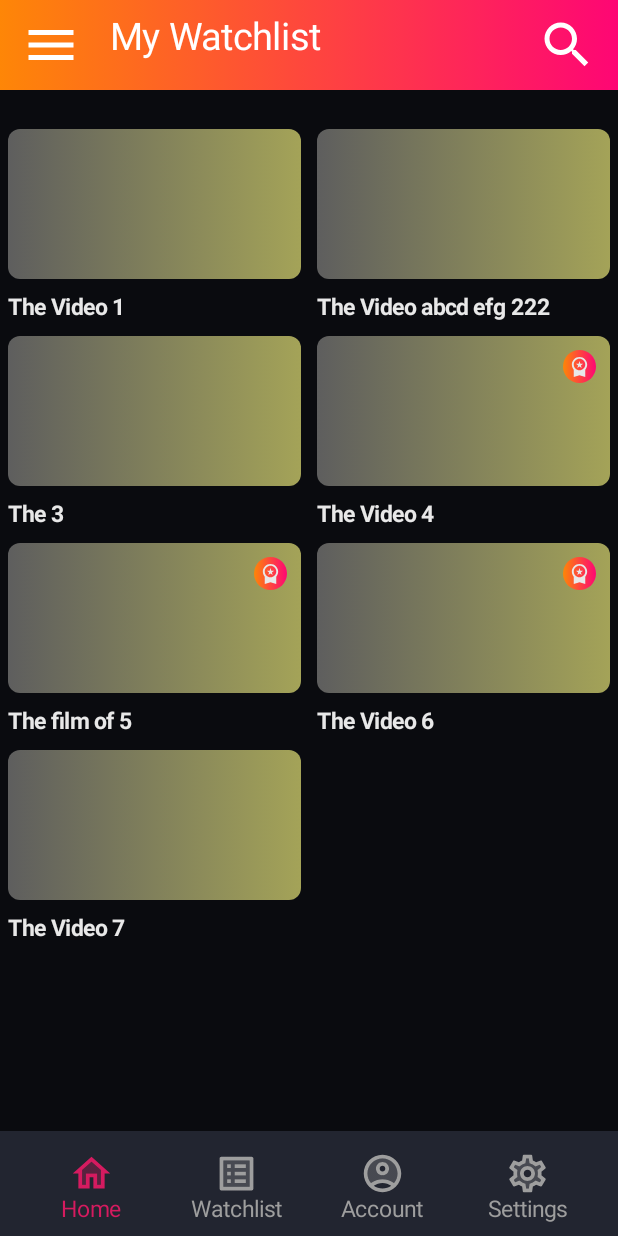
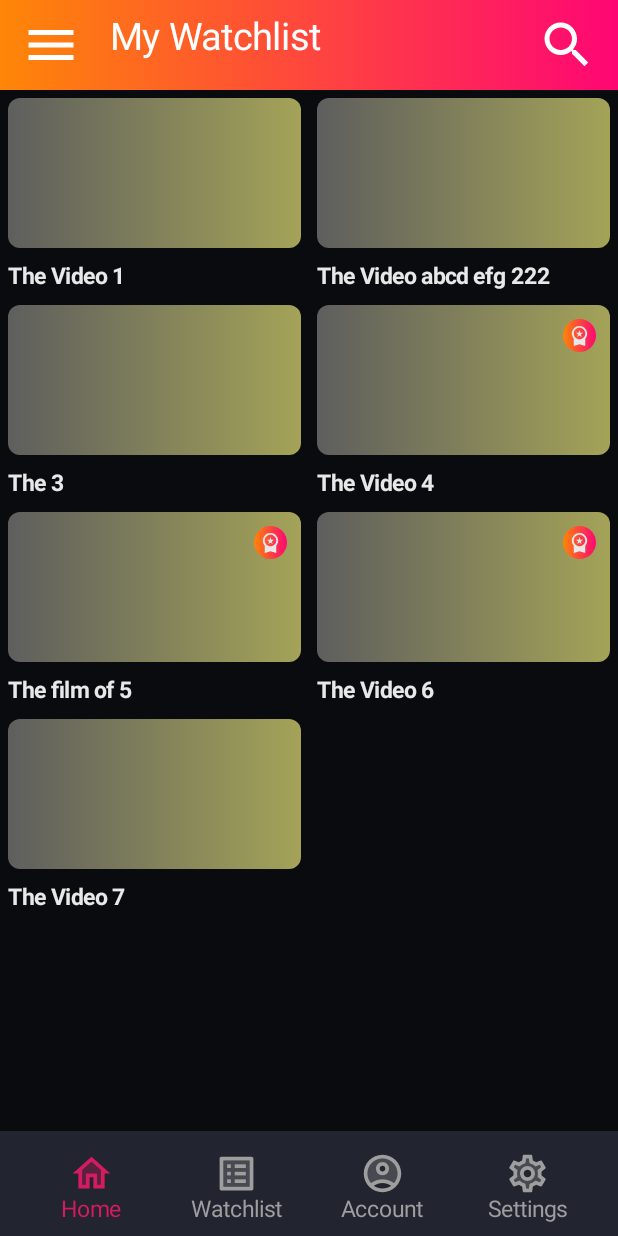
Before and after one commit to im-ali-f/OniVideo, an Android app built with Jetpack Compose: the watchlistPage screen opened through its navigation route, on a phone screen of 412 x 824 dp. Run offline under Robolectric (Android 15) with nearby library versions, the light colour scheme and no system bars.

Commit message:
minor changes in navigation

```diff
--- /dev/null
+++ b/app/src/main/java/com/example/onivideo/AccountComp.kt
@@ -0,0 +1,18 @@
+package com.example.onivideo
+
+import androidx.compose.foundation.background
+import androidx.compose.foundation.layout.Column
+import androidx.compose.foundation.layout.fillMaxHeight
+import androidx.compose.foundation.layout.fillMaxWidth
+import androidx.compose.runtime.Composable
+import androidx.compose.ui.Modifier
+import androidx.compose.ui.graphics.Color
+import androidx.navigation.NavController
+
+@Composable
+fun AccountComp(navController: NavController){
+    Column(modifier = Modifier.fillMaxWidth().fillMaxHeight().background(Color.Red)) {
+
+
+    }
+}
--- a/app/src/main/java/com/example/onivideo/MainActivity.kt
+++ b/app/src/main/java/com/example/onivideo/MainActivity.kt
@@ -3,9 +3,13 @@ package com.example.onivideo
 import android.os.Bundle
 import androidx.activity.ComponentActivity
 import androidx.activity.compose.setContent
+import androidx.compose.animation.core.tween
+import androidx.compose.animation.fadeIn
+import androidx.compose.animation.fadeOut
 import androidx.compose.foundation.background
 import androidx.compose.foundation.layout.Arrangement
 import androidx.compose.foundation.layout.Column
+import androidx.compose.foundation.layout.fillMaxHeight
 import androidx.compose.foundation.layout.fillMaxSize
 import androidx.compose.foundation.layout.fillMaxWidth
 import androidx.compose.foundation.layout.height
@@ -35,42 +39,69 @@ class MainActivity : ComponentActivity() {
         super.onCreate(savedInstanceState)
         setContent {
 
-           val navState= rememberNavController()
-            Column(modifier = Modifier
+            val navState = rememberNavController()
+            Column(
+                modifier = Modifier
                     .fillMaxSize()
-                .background(mainBGC), verticalArrangement = Arrangement.SpaceBetween) {
-                var access by remember{
-                    mutableStateOf(mapOf<String,Boolean>("menu" to true, "search" to true)) }
+                    .background(mainBGC),
+                verticalArrangement = Arrangement.SpaceBetween
+            ) {
+                var access by remember {
+                    mutableStateOf(mapOf<String, Boolean>("menu" to true, "search" to true))
+                }
                 var title by remember {
                     mutableStateOf("Home")
                 }
-                    NavbarComp(navController = navState,title=title, accessMap = access )
+
+                Column(
+                    modifier = Modifier
+                        .fillMaxWidth()
+                        .fillMaxHeight(0.9f),
+                ) {
+                    NavbarComp(navController = navState, title = title, accessMap = access)
 
                     // nav
-                NavHost(navController = navState, startDestination = "mainPage"){
-                    composable(route="mainPage"){
-                        access= mapOf<String,Boolean>(
-                            "menu" to true,
-                            "search" to true
+                    NavHost(
+                        navController = navState,
+                        startDestination = "mainPage",
+                        //popEnterTransition ={ fadeIn(animationSpec = tween(8700)) } ,
+                        //popExitTransition = { fadeOut(animationSpec = tween(8700)) }
+                        ) {
+
+                        composable(route = "mainPage") {
+                            access = mapOf<String, Boolean>(
+                                "bar" to true, "menu" to true, "search" to true
                             )
-                        title="Home"
+                            title = "Home"
                             MainComp(navController = navState)
                         }
 
 
-                    composable(route="watchlistPage"){
-                        access= mapOf<String,Boolean>(
-                            "menu" to true,
-                            "search" to true
+                        composable(route = "watchlistPage") {
+                            access = mapOf<String, Boolean>(
+                                "bar" to true, "menu" to true, "search" to true
                             )
-                        title="My Watchlist"
+                            title = "My Watchlist"
                             WatchListComp(navController = navState)
+                        }
+
+                        composable(route = "accountPage") {
+                            access = mapOf<String, Boolean>(
+                                "bar" to false, "menu" to false, "search" to false
+                            )
+                            title = "account"
+                            AccountComp(navController = navState)
+                        }
                     }
 
 
                 }
+
+
                 BottombarComp(navController = navState)
+            }
+
+
         }
     }
 }
-}
--- a/app/src/main/java/com/example/onivideo/WatchListComp.kt
+++ b/app/src/main/java/com/example/onivideo/WatchListComp.kt
@@ -154,13 +154,11 @@ val watchList = arrayOf<Map<String, Any>>(
 
 @Composable
 fun WatchListComp(navController: NavController){
-    val screenWidth = LocalConfiguration.current.screenWidthDp
-    val screenHeight = LocalConfiguration.current.screenHeightDp
 
         LazyVerticalStaggeredGrid(
             modifier = Modifier
                 .fillMaxWidth()
-                .fillMaxHeight(0.855f),
+                .fillMaxHeight(),
 
             columns = StaggeredGridCells.Fixed(2),
             content = {
--- a/app/src/main/java/com/example/onivideo/bottombar.kt
+++ b/app/src/main/java/com/example/onivideo/bottombar.kt
@@ -120,7 +120,9 @@ fun BottombarComp(navController: NavController){
                 btn1Color= bottombarContent
                 btn2Color= bottombarContent
                 btn3Color= bottombarContentSelected
-                /*ToDo inja bayad navigate she*/ },
+                /*ToDo inja bayad navigate she*/
+                navController.navigate("accountPage")
+                                 },
                 Modifier
                     .fillMaxHeight()
                     .width(80.dp)) {
--- a/app/src/main/java/com/example/onivideo/mainpage.kt
+++ b/app/src/main/java/com/example/onivideo/mainpage.kt
@@ -169,7 +169,7 @@ fun MainComp(navController: NavController) {
         LazyColumn(
             Modifier
                 .fillMaxWidth()
-                .fillMaxHeight(0.855f)
+                .fillMaxHeight()
         ) {
             //row aval
             item() {
@@ -445,7 +445,7 @@ fun MainComp(navController: NavController) {
             LazyColumn(
                 Modifier
                     .fillMaxWidth()
-                    .fillMaxHeight(0.9f)
+                    .fillMaxHeight()
             ) {
 
                 //row aval
@@ -721,7 +721,7 @@ fun MainComp(navController: NavController) {
         LazyColumn(
             Modifier
                 .fillMaxWidth()
-                .fillMaxHeight(0.88f)
+                .fillMaxHeight()
         ) {
 
             //row aval
--- a/app/src/main/java/com/example/onivideo/navbar.kt
+++ b/app/src/main/java/com/example/onivideo/navbar.kt
@@ -32,7 +32,9 @@ import com.example.onivideo.ui.theme.navBrush2
 
 @Composable
 fun NavbarComp(navController: NavController,title:String,accessMap:Map<String,Boolean>){
-    Row(modifier = Modifier
+    if(accessMap["bar"] == true) {
+        Row(
+            modifier = Modifier
                 .fillMaxWidth()
                 .height(60.dp)
                 .background(
@@ -47,11 +49,13 @@ fun NavbarComp(navController: NavController,title:String,accessMap:Map<String,Bo
             verticalAlignment = Alignment.CenterVertically
             //
         ) {
-        Row(modifier = Modifier
+            Row(
+                modifier = Modifier
                     .height(60.dp),
                 horizontalArrangement = Arrangement.SpaceBetween,
-            verticalAlignment = Alignment.CenterVertically) {
-            if(accessMap["menu"]== true){
+                verticalAlignment = Alignment.CenterVertically
+            ) {
+                if (accessMap["menu"] == true) {
                     IconButton(onClick = { /* TODO */ }) {
                         Icon(
                             imageVector = Icons.Filled.Menu,
@@ -62,9 +66,15 @@ fun NavbarComp(navController: NavController,title:String,accessMap:Map<String,Bo
                     }
                 }
 
-            Text(modifier = Modifier.fillMaxHeight().padding(top=10.dp, start = 15.dp),text = "$title",color= Color.White,textAlign = TextAlign.Start, fontSize = 25.sp)
+                Text(
+                    modifier = Modifier.fillMaxHeight().padding(top = 10.dp, start = 15.dp),
+                    text = "$title",
+                    color = Color.White,
+                    textAlign = TextAlign.Start,
+                    fontSize = 25.sp
+                )
             }
-        if(accessMap["search"]== true){
+            if (accessMap["search"] == true) {
                 IconButton(onClick = { /* TODO */ }) {
                     Icon(
                         imageVector = Icons.Filled.Search,
@@ -79,3 +89,4 @@ fun NavbarComp(navController: NavController,title:String,accessMap:Map<String,Bo
 
         }
     }
+}
```
Lines whose indentation alone changed are shown as unchanged.
